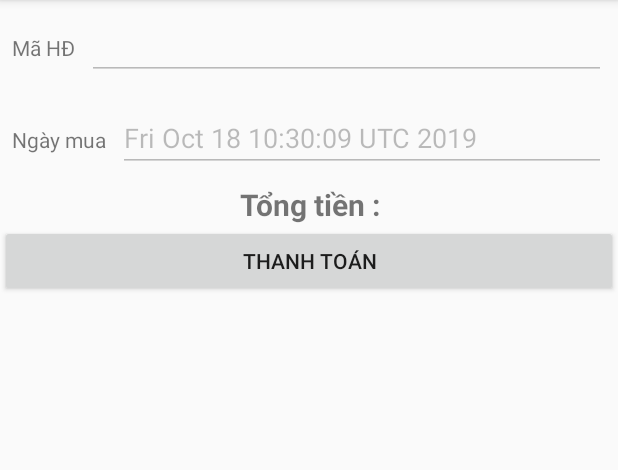
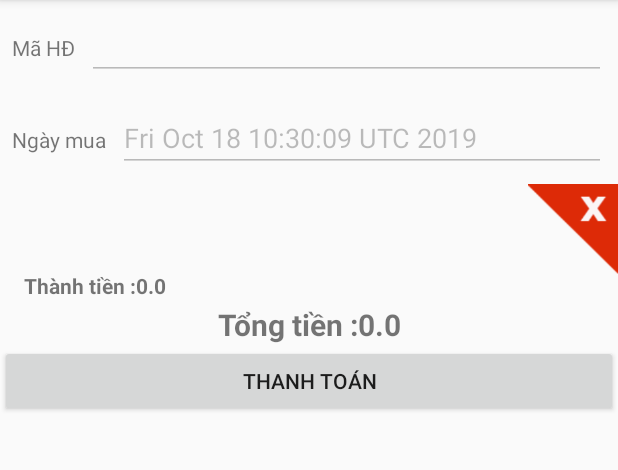
Before and after one commit to mahuha80/BookManager_Vinh, an Android app: the ThemHoaDonActivity screen opened directly, with no data from a screen before it, after a tap on "XEM HÓA ĐƠN", on a phone screen of 412 x 824 dp, the part 84-554 px from its top. Run offline under Robolectric (Android 15) with nearby library versions, the phone set to English and light mode, and no system bars; 7 statements that could not run were skipped; 2 other taps on this screen came first.

Commit message:
Xem Hoa Don

```diff
--- /dev/null
+++ b/app/src/main/java/com/example/bookmanager_vinh/adapter/LvXemHoaDonAdapter.java
@@ -0,0 +1,82 @@
+package com.example.bookmanager_vinh.adapter;
+
+import android.content.Context;
+import android.view.LayoutInflater;
+import android.view.View;
+import android.view.ViewGroup;
+import android.widget.BaseAdapter;
+import android.widget.ImageView;
+import android.widget.TextView;
+
+import com.example.bookmanager_vinh.R;
+import com.example.bookmanager_vinh.model.Sach;
+
+import java.util.ArrayList;
+import java.util.List;
+
+public class LvXemHoaDonAdapter extends BaseAdapter {
+    private Context context;
+    private List<Sach> listSach;
+    private ArrayList<Integer> soLuong;
+
+    public LvXemHoaDonAdapter(Context context, List<Sach> listSach, ArrayList<Integer> soLuong) {
+        this.context = context;
+        this.listSach = listSach;
+        this.soLuong = soLuong;
+    }
+
+    @Override
+    public int getCount() {
+        return listSach.size();
+    }
+
+    @Override
+    public Object getItem(int position) {
+        return null;
+    }
+
+    @Override
+    public long getItemId(int position) {
+        return 0;
+    }
+
+    @Override
+    public View getView(final int position, View convertView, ViewGroup parent) {
+        XemHoaDonHolder xemHoaDonHolder = null;
+        if (convertView == null) {
+            xemHoaDonHolder = new XemHoaDonHolder();
+            convertView = LayoutInflater.from(context).inflate(R.layout.lv_xemhoadon, parent, false);
+            xemHoaDonHolder.tvMaSach = convertView.findViewById(R.id.tvMaSachXHD);
+            xemHoaDonHolder.tvSoLuong = convertView.findViewById(R.id.tvSoLuongXHD);
+            xemHoaDonHolder.tvGiaBia = convertView.findViewById(R.id.tvGiaBiaXHD);
+            xemHoaDonHolder.tvThanhTien = convertView.findViewById(R.id.tvThanhTienXHD);
+            xemHoaDonHolder.imgXoa = convertView.findViewById(R.id.imgXoaXHD);
+            convertView.setTag(xemHoaDonHolder);
+        } else {
+            xemHoaDonHolder = (XemHoaDonHolder) convertView.getTag();
+        }
+        xemHoaDonHolder.tvGiaBia.setText("Giá bìa :" + listSach.get(position).getGiabia() + "");
+
+        xemHoaDonHolder.tvSoLuong.setText("Số lượng :" + soLuong.get(position) + "");
+        xemHoaDonHolder.tvMaSach.setText("Mã sách :" + listSach.get(position).getMasach());
+        double giatien = listSach.get(position).getGiabia() * soLuong.get(position);
+        xemHoaDonHolder.tvThanhTien.setText("Thành tiền :" + giatien + "");
+
+        xemHoaDonHolder.imgXoa.setOnClickListener(new View.OnClickListener() {
+            @Override
+            public void onClick(View v) {
+                listSach.remove(position);
+                soLuong.remove(position);
+                notifyDataSetChanged();
+            }
+        });
+
+        return convertView;
+    }
+
+    public class XemHoaDonHolder {
+        TextView tvMaSach, tvSoLuong, tvGiaBia, tvThanhTien;
+        ImageView imgXoa;
+    }
+
+}
--- a/app/src/main/java/com/example/bookmanager_vinh/ui/ThemHoaDonActivity.java
+++ b/app/src/main/java/com/example/bookmanager_vinh/ui/ThemHoaDonActivity.java
@@ -10,6 +10,7 @@ import android.widget.Button;
 import android.widget.EditText;
 import android.widget.ListView;
 import android.widget.Spinner;
+import android.widget.Toast;
 
 import androidx.annotation.NonNull;
 import androidx.appcompat.app.ActionBar;
@@ -65,6 +66,10 @@ public class ThemHoaDonActivity extends AppCompatActivity {
                 edMaHD.setEnabled(false);
                 edNgayMua.setEnabled(false);
                 String soLuong = edSoLuong.getText().toString();
+                if(Integer.parseInt(soLuong)>sach.getSoluong()){
+                    Toast.makeText(ThemHoaDonActivity.this, "Số lượng sách trong kho là :"+sach.getSoluong() , Toast.LENGTH_SHORT).show();
+                    return;
+                }
                 HoaDon hoaDon = new HoaDon(maHoaDon, date);
                 HoaDonChiTiet hoaDonChiTiet = new HoaDonChiTiet(hoaDon, sach, Integer.parseInt(soLuong));
                 listHoaDonChiTietDraft.add(hoaDonChiTiet);
--- a/app/src/main/java/com/example/bookmanager_vinh/ui/ThemNguoiDungActivity.java
+++ b/app/src/main/java/com/example/bookmanager_vinh/ui/ThemNguoiDungActivity.java
@@ -67,6 +67,7 @@ public class ThemNguoiDungActivity extends AppCompatActivity {
         boolean isInsertTrue = nguoiDungDAO.insertNguoiDung(nguoiDung);
         if (isInsertTrue) {
             Toast.makeText(this, "Thêm thành công", Toast.LENGTH_SHORT).show();
+            finish();
 
         } else {
             Toast.makeText(this, "Thêm thất bại", Toast.LENGTH_SHORT).show();
--- a/app/src/main/java/com/example/bookmanager_vinh/ui/XemHoaDonActivity.java
+++ b/app/src/main/java/com/example/bookmanager_vinh/ui/XemHoaDonActivity.java
@@ -4,10 +4,14 @@ import androidx.appcompat.app.AppCompatActivity;
 
 import android.content.Intent;
 import android.os.Bundle;
+import android.widget.Button;
 import android.widget.EditText;
+import android.widget.ListView;
+import android.widget.TextView;
 import android.widget.Toast;
 
 import com.example.bookmanager_vinh.R;
+import com.example.bookmanager_vinh.adapter.LvXemHoaDonAdapter;
 import com.example.bookmanager_vinh.model.Sach;
 
 import java.util.ArrayList;
@@ -17,6 +21,10 @@ public class XemHoaDonActivity extends AppCompatActivity {
     EditText edMaHoaDon, edNgayMua;
     List<Sach> listSach;
     ArrayList<Integer> soLuong;
+    ListView lvXemHoaDon;
+    LvXemHoaDonAdapter lvXemHoaDonAdapter;
+    TextView tvTongTien;
+    Button btnThanhToan;
 
     @Override
     protected void onCreate(Bundle savedInstanceState) {
@@ -33,11 +41,14 @@ public class XemHoaDonActivity extends AppCompatActivity {
             edMaHoaDon.setEnabled(false);
             edNgayMua.setEnabled(false);
             listSach = (List<Sach>) intent.getSerializableExtra("list");
-            soLuong=intent.getIntegerArrayListExtra("soLuong");
-
-            Toast.makeText(this, listSach.size()+" "+soLuong.size(), Toast.LENGTH_SHORT).show();
-
-
+            soLuong = intent.getIntegerArrayListExtra("soLuong");
+            lvXemHoaDonAdapter = new LvXemHoaDonAdapter(this, listSach, soLuong);
+            lvXemHoaDon.setAdapter(lvXemHoaDonAdapter);
+            double tong = 0;
+            for (int i = 0; i < listSach.size(); i++) {
+                tong += listSach.get(i).getGiabia() * soLuong.get(i);
+            }
+            tvTongTien.setText("Tổng tiền :" +tong);
         }
     }
 
@@ -45,7 +56,9 @@ public class XemHoaDonActivity extends AppCompatActivity {
         edMaHoaDon = findViewById(R.id.edMaHDXHD);
         edNgayMua = findViewById(R.id.edNgayMuaXHD);
         listSach = new ArrayList<>();
-        soLuong=new ArrayList<>();
+        soLuong = new ArrayList<>();
+        lvXemHoaDon = findViewById(R.id.lvXemHoaDon);
+        tvTongTien=findViewById(R.id.tvTongTien);
 
     }
 }
--- a/app/src/main/res/layout/activity_doi_mat_khau.xml
+++ b/app/src/main/res/layout/activity_doi_mat_khau.xml
@@ -20,7 +20,8 @@
         android:layout_width="match_parent"
         android:layout_height="wrap_content"
         android:clickable="false"
-        android:hint="Tên đăng nhập" />
+        android:hint="Tên đăng nhập"
+        android:maxLength="10"/>
 
     <EditText
         android:id="@+id/edMatKhau"
--- a/app/src/main/res/layout/activity_sua_sach.xml
+++ b/app/src/main/res/layout/activity_sua_sach.xml
@@ -48,12 +48,14 @@
         android:layout_width="match_parent"
         android:layout_height="wrap_content"
         android:id="@+id/edGia"
-        android:hint="Tác Giá"/>
+        android:hint="Giá"
+        android:inputType="number"/>
     <EditText
         android:layout_width="match_parent"
         android:layout_height="wrap_content"
         android:id="@+id/edSoLuong"
-        android:hint="Số lượng"/>
+        android:hint="Số lượng"
+        android:inputType="number"/>
 
     <LinearLayout
         android:layout_width="match_parent"
--- a/app/src/main/res/layout/activity_them_sach.xml
+++ b/app/src/main/res/layout/activity_them_sach.xml
@@ -49,12 +49,14 @@
         android:id="@+id/edGia"
         android:layout_width="match_parent"
         android:layout_height="wrap_content"
-        android:hint="Gía" />
+        android:hint="Giá"
+        android:inputType="number"/>
     <EditText
         android:layout_width="match_parent"
         android:layout_height="wrap_content"
         android:id="@+id/edSoLuong"
-        android:hint="Số lượng"/>
+        android:hint="Số lượng"
+        android:inputType="number"/>
 
     <LinearLayout
         android:layout_width="match_parent"
--- /dev/null
+++ b/app/src/main/res/layout/lv_xemhoadon.xml
@@ -0,0 +1,51 @@
+<?xml version="1.0" encoding="utf-8"?>
+<RelativeLayout xmlns:android="http://schemas.android.com/apk/res/android"
+    android:layout_width="match_parent"
+    android:layout_height="wrap_content"
+    android:orientation="vertical">
+
+    <LinearLayout
+        android:layout_width="wrap_content"
+        android:layout_height="80dp"
+        android:orientation="vertical"
+        android:layout_marginLeft="16dp">
+
+        <TextView
+            android:id="@+id/tvMaSachXHD"
+            android:layout_width="match_parent"
+            android:layout_height="wrap_content"
+            android:textStyle="bold"
+            />
+
+        <TextView
+            android:id="@+id/tvSoLuongXHD"
+            android:layout_width="match_parent"
+            android:layout_height="wrap_content"
+            android:textStyle="bold"
+            />
+
+        <TextView
+            android:id="@+id/tvGiaBiaXHD"
+            android:layout_width="match_parent"
+            android:layout_height="wrap_content"
+            android:textStyle="bold"
+
+            />
+
+        <TextView
+            android:id="@+id/tvThanhTienXHD"
+            android:layout_width="match_parent"
+            android:layout_height="wrap_content"
+            android:textStyle="bold"
+            />
+    </LinearLayout>
+
+    <ImageView
+        android:layout_width="60dp"
+        android:layout_height="60dp"
+        android:layout_alignParentRight="true"
+        android:src="@drawable/ic_close"
+        android:id="@+id/imgXoaXHD"/>
+
+
+</RelativeLayout>
```
